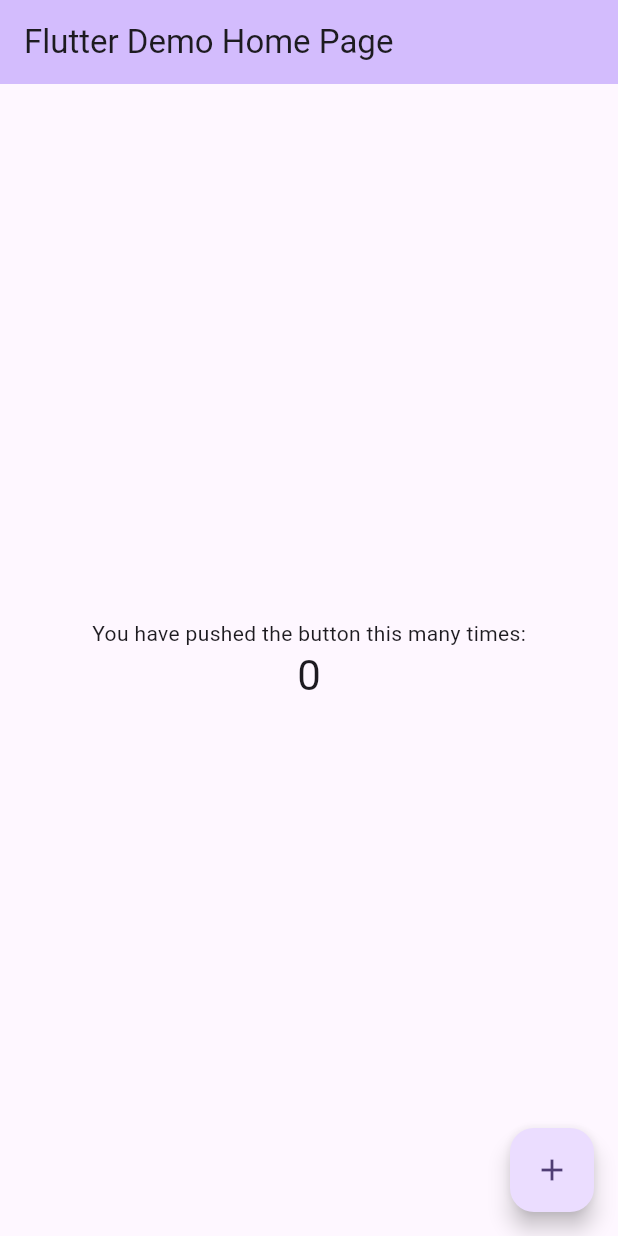
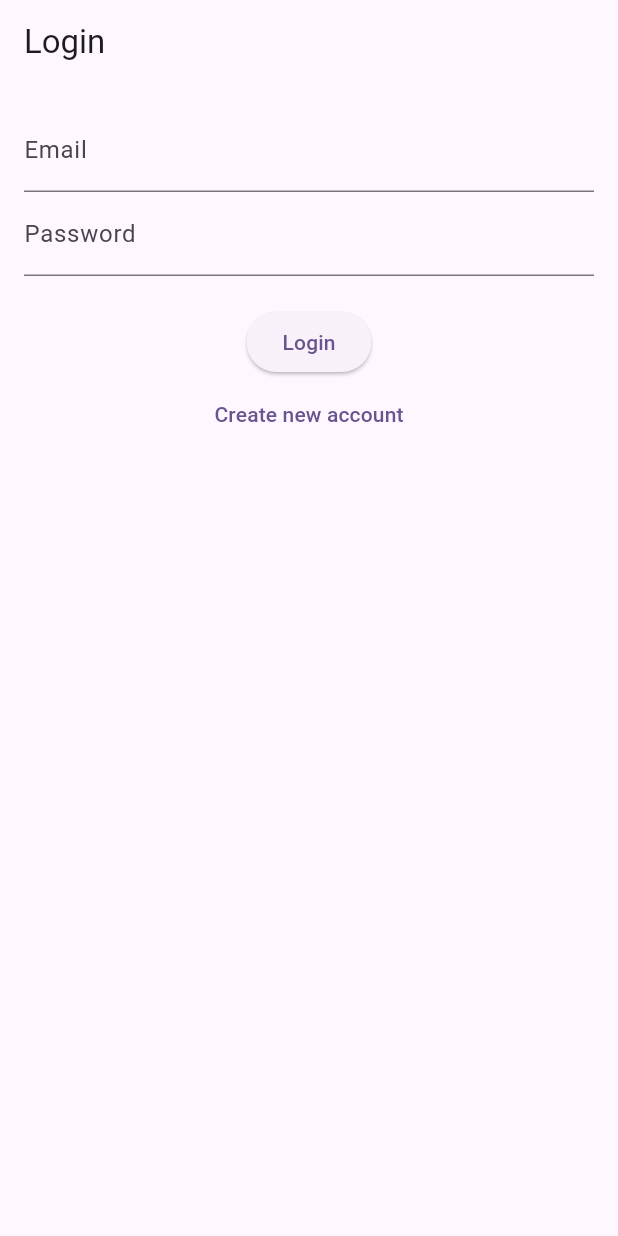
Before and after one commit to dareenhdeya/restaurant_reservation_app, a Flutter app: the screen it shows after launch, on a phone screen of 412 x 824 dp. Run offline on Flutter 3.47's test engine with Material 3 defaults, Android fonts, the phone set to English and light mode, and no system bars; our stand-ins replace cloud_firestore, firebase_auth, firebase_core; accounts and stored records are empty.

Commit message:
auth implementation

```diff
--- /dev/null
+++ b/customer_app/lib/auth/models/customer_model.dart
@@ -0,0 +1,17 @@
+class Customer {
+  final String uid;
+  final String email;
+  final String name;
+  final String phone;
+
+  Customer({
+    required this.uid,
+    required this.email,
+    required this.name,
+    required this.phone,
+  });
+
+  Map<String, dynamic> toMap() {
+    return {'uid': uid, 'email': email, 'name': name, 'phone': phone};
+  }
+}
--- /dev/null
+++ b/customer_app/lib/auth/screens/login_screen.dart
@@ -0,0 +1,89 @@
+import 'package:customer_app/auth/screens/register_screen.dart';
+import 'package:customer_app/auth/services/auth_service.dart';
+import 'package:customer_app/home/home_screen.dart';
+import 'package:customer_app/utils/validators.dart';
+import 'package:flutter/material.dart';
+
+class LoginScreen extends StatefulWidget {
+  @override
+  State<LoginScreen> createState() => _LoginScreenState();
+}
+
+class _LoginScreenState extends State<LoginScreen> {
+  final _formKey = GlobalKey<FormState>();
+  final _authService = AuthService();
+
+  String email = '';
+  String password = '';
+  bool loading = false;
+
+  @override
+  Widget build(BuildContext context) {
+    return Scaffold(
+      appBar: AppBar(title: Text('Login')),
+      body: Padding(
+        padding: const EdgeInsets.all(16),
+        child: Form(
+          key: _formKey,
+          child: Column(
+            children: [
+              TextFormField(
+                decoration: InputDecoration(labelText: 'Email'),
+                validator: Validators.email,
+                onChanged: (v) => email = v,
+              ),
+              TextFormField(
+                decoration: InputDecoration(labelText: 'Password'),
+                obscureText: true,
+                validator: Validators.password,
+                onChanged: (v) => password = v,
+              ),
+              const SizedBox(height: 20),
+              ElevatedButton(
+                onPressed: loading ? null : _login,
+                child:
+                    loading ? CircularProgressIndicator() : Text('Login'),
+              ),
+              TextButton(
+                onPressed: () {
+                  Navigator.pushReplacement(
+                    context,
+                    MaterialPageRoute(
+                      builder: (_) => RegisterScreen(),
+                    ),
+                  );
+                },
+                child: Text('Create new account'),
+              )
+            ],
+          ),
+        ),
+      ),
+    );
+  }
+
+  Future<void> _login() async {
+    if (!_formKey.currentState!.validate()) return;
+
+    setState(() => loading = true);
+
+    try {
+      final user = await _authService.login(
+        email: email,
+        password: password,
+      );
+
+      if (user != null) {
+        Navigator.pushReplacement(
+          context,
+          MaterialPageRoute(builder: (_) => HomeScreen()),
+        );
+      }
+    } catch (e) {
+      ScaffoldMessenger.of(context)
+          .showSnackBar(SnackBar(content: Text(e.toString())));
+    }
+
+    setState(() => loading = false);
+  }
+}
--- /dev/null
+++ b/customer_app/lib/auth/services/auth_service.dart
@@ -0,0 +1,42 @@
+import 'package:firebase_auth/firebase_auth.dart';
+
+class AuthService {
+  final FirebaseAuth _auth = FirebaseAuth.instance;
+
+  // Register
+  Future<User?> register({
+    required String email,
+    required String password,
+  }) async {
+    try {
+      final result = await _auth.createUserWithEmailAndPassword(
+        email: email,
+        password: password,
+      );
+      return result.user;
+    } catch (e) {
+      throw e.toString();
+    }
+  }
+
+  // Login
+  Future<User?> login({required String email, required String password}) async {
+    try {
+      final result = await _auth.signInWithEmailAndPassword(
+        email: email,
+        password: password,
+      );
+      return result.user;
+    } catch (e) {
+      throw e.toString();
+    }
+  }
+
+  // Logout
+  Future<void> logout() async {
+    await _auth.signOut();
+  }
+
+  // Current user
+  User? get currentUser => _auth.currentUser;
+}
--- a/customer_app/lib/main.dart
+++ b/customer_app/lib/main.dart
@@ -1,3 +1,6 @@
+import 'package:customer_app/auth/screens/login_screen.dart';
+import 'package:customer_app/home/home_screen.dart';
+import 'package:firebase_auth/firebase_auth.dart';
 import 'package:firebase_core/firebase_core.dart';
 import 'package:flutter/material.dart';
 import 'package:customer_app/firebase_options.dart';
@@ -15,6 +18,7 @@ class MyApp extends StatelessWidget {
   @override
   Widget build(BuildContext context) {
     return MaterialApp(
+      debugShowCheckedModeBanner: false,
       title: 'Flutter Demo',
       theme: ThemeData(
         // This is the theme of your application.
@@ -34,93 +38,11 @@ class MyApp extends StatelessWidget {
         // tested with just a hot reload.
         colorScheme: .fromSeed(seedColor: Colors.deepPurple),
       ),
-      home: const MyHomePage(title: 'Flutter Demo Home Page'),
-    );
+
+      home: FirebaseAuth.instance.currentUser == null
+          ? LoginScreen()
+          : HomeScreen(),
+
+          );
   }
 }
-
-class MyHomePage extends StatefulWidget {
-  const MyHomePage({super.key, required this.title});
-
-  // This widget is the home page of your application. It is stateful, meaning
-  // that it has a State object (defined below) that contains fields that affect
-  // how it looks.
-
-  // This class is the configuration for the state. It holds the values (in this
-  // case the title) provided by the parent (in this case the App widget) and
-  // used by the build method of the State. Fields in a Widget subclass are
-  // always marked "final".
-
-  final String title;
-
-  @override
-  State<MyHomePage> createState() => _MyHomePageState();
-}
-
-class _MyHomePageState extends State<MyHomePage> {
-  int _counter = 0;
-
-  void _incrementCounter() {
-    setState(() {
-      // This call to setState tells the Flutter framework that something has
-      // changed in this State, which causes it to rerun the build method below
-      // so that the display can reflect the updated values. If we changed
-      // _counter without calling setState(), then the build method would not be
-      // called again, and so nothing would appear to happen.
-      _counter++;
-    });
-  }
-
-  @override
-  Widget build(BuildContext context) {
-    // This method is rerun every time setState is called, for instance as done
-    // by the _incrementCounter method above.
-    //
-    // The Flutter framework has been optimized to make rerunning build methods
-    // fast, so that you can just rebuild anything that needs updating rather
-    // than having to individually change instances of widgets.
-    return Scaffold(
-      appBar: AppBar(
-        // TRY THIS: Try changing the color here to a specific color (to
-        // Colors.amber, perhaps?) and trigger a hot reload to see the AppBar
-        // change color while the other colors stay the same.
-        backgroundColor: Theme.of(context).colorScheme.inversePrimary,
-        // Here we take the value from the MyHomePage object that was created by
-        // the App.build method, and use it to set our appbar title.
-        title: Text(widget.title),
-      ),
-      body: Center(
-        // Center is a layout widget. It takes a single child and positions it
-        // in the middle of the parent.
-        child: Column(
-          // Column is also a layout widget. It takes a list of children and
-          // arranges them vertically. By default, it sizes itself to fit its
-          // children horizontally, and tries to be as tall as its parent.
-          //
-          // Column has various properties to control how it sizes itself and
-          // how it positions its children. Here we use mainAxisAlignment to
-          // center the children vertically; the main axis here is the vertical
-          // axis because Columns are vertical (the cross axis would be
-          // horizontal).
-          //
-          // TRY THIS: Invoke "debug painting" (choose the "Toggle Debug Paint"
-          // action in the IDE, or press "p" in the console), to see the
-          // wireframe for each widget.
-          mainAxisAlignment: .center,
-          children: [
-            const Text('You have pushed the button this many times:'),
-            Text(
-              '$_counter',
-              style: Theme.of(context).textTheme.headlineMedium,
-            ),
-          ],
-        ),
-      ),
-      floatingActionButton: FloatingActionButton(
-        onPressed: _incrementCounter,
-        tooltip: 'Increment',
-        child: const Icon(Icons.add),
-      ),
-    );
-  }
-}
--- /dev/null
+++ b/customer_app/lib/utils/validators.dart
@@ -0,0 +1,32 @@
+class Validators {
+  static String? email(String? value) {
+    if (value == null || value.isEmpty) {
+      return 'Email is required';
+    }
+    if (!value.contains('@')) {
+      return 'Invalid email';
+    }
+    return null;
+  }
+
+  static String? password(String? value) {
+    if (value == null || value.length < 6) {
+      return 'Password must be at least 6 characters';
+    }
+    return null;
+  }
+
+  static String? name(String? value) {
+    if (value == null || value.isEmpty) {
+      return 'Name is required';
+    }
+    return null;
+  }
+
+  static String? phone(String? value) {
+    if (value == null || value.length < 11) {
+      return 'Invalid phone number';
+    }
+    return null;
+  }
+}
```
Also changed, not shown: customer_app/lib/auth/screens/register_screen.dart (added, +119 -0 lines), customer_app/lib/auth/services/firestore_service.dart (added, +13 -0 lines), customer_app/lib/home/home_screen.dart (added, +57 -0 lines), customer_app/pubspec.yaml (+7 -0 lines), restaurant_reservation_app/pubspec.yaml (+7 -0 lines), customer_app/pubspec.lock, restaurant_reservation_app/pubspec.lock, 10 other files.
